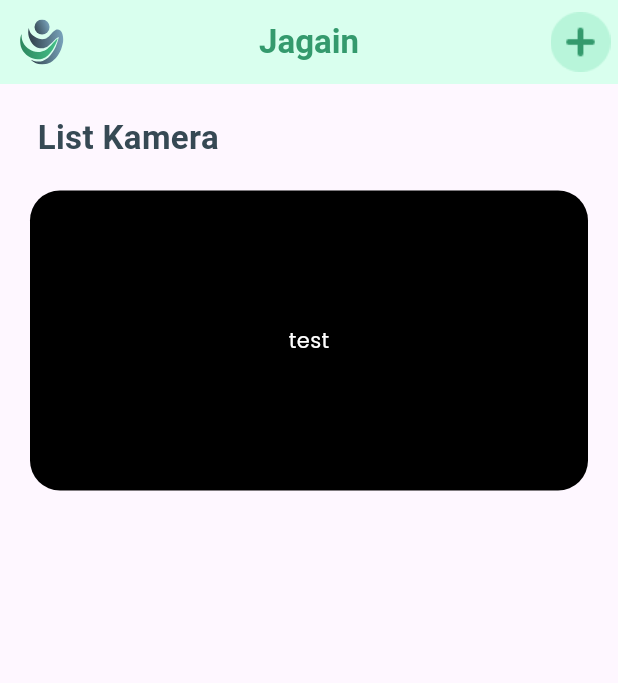
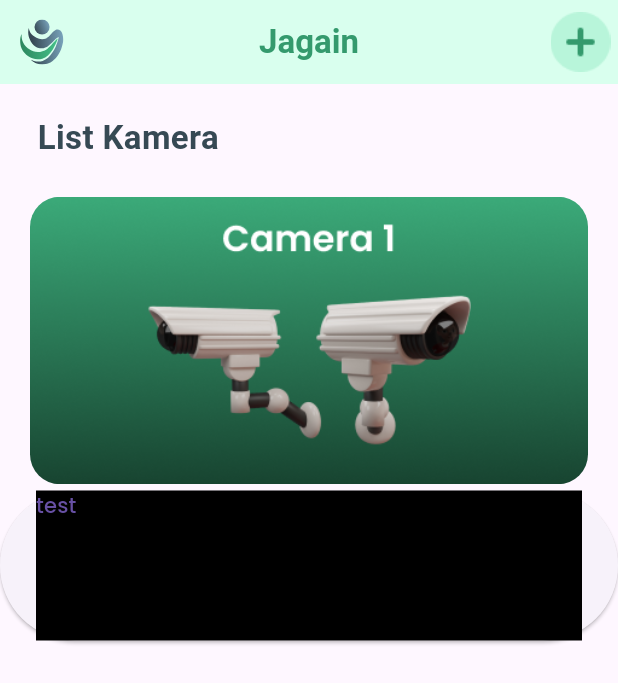
Before and after one commit to justrrio/jagain, a Flutter app: the screen it shows after launch, after a tap on an icon or button, on a phone screen of 412 x 824 dp. Shown: the top 683 px of the screen. Run offline on Flutter 3.47's test engine with Material 3 defaults, Android fonts, the light colour scheme and no system bars; our stand-ins replace awesome_notifications, firebase_core, firebase_database, flutter_svg; accounts and stored records are empty; Roboto replaces fonts that are missing (Poppins-Bold, Poppins-SemiBold).

Commit message:
add notification feature

```diff
--- a/lib/main.dart
+++ b/lib/main.dart
@@ -1,26 +1,71 @@
 import 'package:flutter/material.dart';
-import 'package:firebase_core/firebase_core.dart'; // Firebase library
-import 'package:jagain/pages/home.dart'; // Widget Library
+import 'package:firebase_core/firebase_core.dart';
+import 'package:jagain/pages/home.dart';
+import 'package:jagain/pages/camera.dart'; // Import your camera page
+import 'package:awesome_notifications/awesome_notifications.dart';
+import 'package:firebase_database/firebase_database.dart';
 
 void main() async {
-  // App entry point
+  WidgetsFlutterBinding.ensureInitialized();
 
-  WidgetsFlutterBinding.ensureInitialized();
+  // Initialize Awesome Notifications with on tap functionality
+  AwesomeNotifications().initialize(
+      null,
+      [
+        NotificationChannel(
+          channelKey: "jagain",
+          channelName: "Jagain Notifications",
+          channelDescription: 'Terdeteksi suara keras!',
+        ),
+      ],
+      debug: true);
+
+  // Set up listener for when a notification is tapped
+  AwesomeNotifications().setListeners(
+    onActionReceivedMethod: handleNotificationTap,
+  );
 
   await Firebase.initializeApp();
 
-  runApp(
-      // Take the scene into runApp function by passing a widget as a parameter
-      const MyApp());
+  runApp(const MyApp());
 }
+
+// This method will be called when a notification is tapped
+@pragma("vm:entry-point")
+Future<void> handleNotificationTap(ReceivedAction receivedAction) async {
+  // Assuming you're using a navigation key or context from the app
+  // This is a global key that you'll set up in your MyApp widget
+  navigateToCamera();
+}
+
+// Global function to navigate to camera page
+void navigateToCamera() {
+  // Use a global key or implement your navigation logic
+  // For example:
+  navigatorKey.currentState
+      ?.push(MaterialPageRoute(builder: (context) => CameraPage()));
+}
+
+// Create a global navigator key
+final GlobalKey<NavigatorState> navigatorKey = GlobalKey<NavigatorState>();
 
 class MyApp extends StatelessWidget {
   const MyApp({super.key});
 
-  // This widget is the root of your application.
   @override
   Widget build(BuildContext context) {
+    final dbRef = FirebaseDatabase.instance.ref().child('esp32');
+
+    dbRef.onValue.listen((DatabaseEvent event) {
+      final data = event.snapshot.value as Map?;
+
+      if (data?['data'] is Map && (data?['data']['status'] == true)) {
+        triggerNotification();
+      }
+    });
+
     return MaterialApp(
+      navigatorKey: navigatorKey, // Add this line
       debugShowCheckedModeBanner: false,
       title: 'Jagain Demo',
       theme: ThemeData(
@@ -30,4 +75,25 @@
       home: const HomePage(),
     );
   }
+
+  triggerNotification() {
+    AwesomeNotifications().createNotification(
+        content: NotificationContent(
+          id: 10,
+          channelKey: 'jagain',
+          title: 'Warning',
+          body: 'Terdengar suara keras!',
+          // Add this line to enable tap action
+          notificationLayout: NotificationLayout.Default,
+          wakeUpScreen: true,
+        ),
+        // Add actionButtons if you want more interaction
+        actionButtons: [
+          NotificationActionButton(
+            key: 'go_to_live_camera',
+            label: 'Go to Live Camera',
+            // This will trigger the handleNotificationTap method
+          )
+        ]);
+  }
 }
--- a/lib/pages/home.dart
+++ b/lib/pages/home.dart
@@ -1,16 +1,40 @@
+import 'package:awesome_notifications/awesome_notifications.dart';
 import 'package:flutter/material.dart'; // Widget Library;
 import 'package:flutter_svg/flutter_svg.dart';
 import 'package:jagain/pages/whatsapp.dart';
 import 'package:jagain/pages/camera.dart';
-import 'package:url_launcher/url_launcher.dart';
 
-class HomePage extends StatelessWidget {
+class HomePage extends StatefulWidget {
   const HomePage({super.key});
 
   @override
+  State<HomePage> createState() => _HomePageState();
+}
+
+class _HomePageState extends State<HomePage> {
+  @override
+  void initState() {
+    AwesomeNotifications awesomeNotifications = AwesomeNotifications();
+    awesomeNotifications.isNotificationAllowed().then((isAllowed) {
+      if (!isAllowed) {
+        awesomeNotifications.requestPermissionToSendNotifications();
+      }
+    });
+
+    super.initState();
+  }
+
+  triggerNotification() {
+    AwesomeNotifications().createNotification(
+        content: NotificationContent(
+            id: 10,
+            channelKey: 'jagain',
+            title: 'Warning',
+            body: 'Terdengar suara keras!'));
+  }
+
+  @override
   Widget build(BuildContext context) {
-    final Uri whatsapp = Uri.parse("https://wa.me/62895374890567");
-
     return Scaffold(
       appBar: appBar(context),
       body: Column(
@@ -50,15 +74,23 @@
                 height: 200, // Tinggi tetap
                 decoration: BoxDecoration(
                   borderRadius: BorderRadius.circular(20),
-                color: Colors.black,
                 ),
                 alignment: Alignment.center,
-              child: Text(
-                "test",
-                style: TextStyle(color: Colors.white),
+                child: ClipRRect(
+                    borderRadius: BorderRadius.circular(20),
+                    child:
+                        Image.asset("assets/images/Thumbnail Camera 1.png"))),
           ),
-            ),
-          ),
+          ElevatedButton(
+              onPressed: () {
+                triggerNotification();
+              },
+              child: Container(
+                width: MediaQuery.of(context).size.width,
+                height: 100,
+                color: Colors.black,
+                child: Text("test"),
+              ))
         ],
       ),
     );
--- a/pubspec.yaml
+++ b/pubspec.yaml
@@ -38,6 +38,7 @@
   firebase_core: ^3.8.1
   firebase_database: ^11.2.0
   url_launcher: ^6.1.8
+  awesome_notifications: ^0.10.0
 
 dev_dependencies:
   flutter_test:
```
Also changed, not shown: assets/images/Thumbnail Camera 1.png (added), pubspec.lock, 7 other files. Lines whose indentation alone changed are shown as unchanged.
